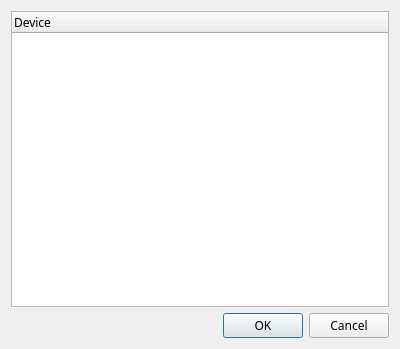
Before: the Qt Designer form sdrgui/gui/audioselectdialog.ui in f4exb/sdrangel, drawn with Qt 5.
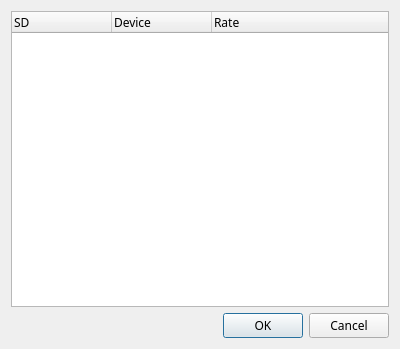
After: the same form once the commit is applied.

Commit message: Multi audio device: dialogs cosmetic changes

```diff
--- a/sdrgui/gui/audioselectdialog.ui
+++ b/sdrgui/gui/audioselectdialog.ui
@@ -22,9 +22,25 @@
   <layout class="QVBoxLayout" name="verticalLayout">
    <item>
     <widget class="QTreeWidget" name="audioTree">
+     <property name="indentation">
+      <number>0</number>
+     </property>
+     <property name="columnCount">
+      <number>3</number>
+     </property>
      <column>
       <property name="text">
-       <string notr="true">Device</string>
+       <string notr="true">SD</string>
+      </property>
+     </column>
+     <column>
+      <property name="text">
+       <string>Device</string>
+      </property>
+     </column>
+     <column>
+      <property name="text">
+       <string>Rate</string>
       </property>
      </column>
     </widget>
```
The commit also changes 4 other files.
